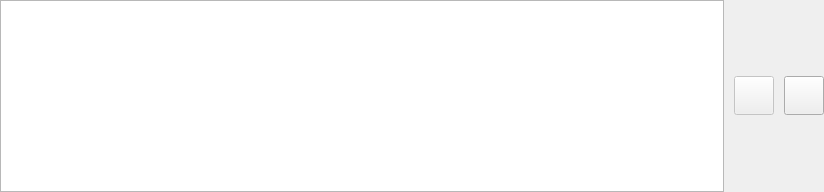
The window that libs/libgui/ui/widgets/objectselectorwidget.ui (pgmodeler/pgmodeler) describes before a commit, drawn with Qt 5.
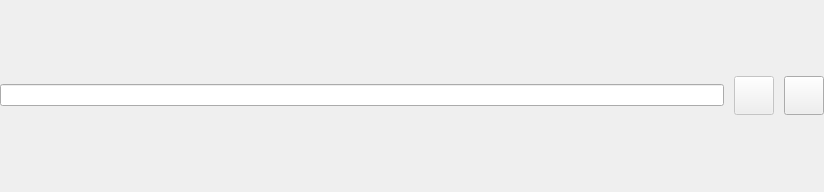
The same window after the commit. Icons and pictures are not drawn.

Commit message: ObjectSelectorWidget was simplified to keep UI more uniform. Now uses a QLineEdit instead of a QPlainTextEdit

```diff
--- a/libs/libgui/ui/widgets/objectselectorwidget.ui
+++ b/libs/libgui/ui/widgets/objectselectorwidget.ui
@@ -124,43 +124,7 @@
     </widget>
    </item>
    <item row="0" column="0">
-    <widget class="QPlainTextEdit" name="obj_name_txt">
-     <property name="sizePolicy">
-      <sizepolicy hsizetype="Expanding" vsizetype="Fixed">
-       <horstretch>0</horstretch>
-       <verstretch>0</verstretch>
-      </sizepolicy>
-     </property>
-     <property name="minimumSize">
-      <size>
-       <width>0</width>
-       <height>0</height>
-      </size>
-     </property>
-     <property name="maximumSize">
-      <size>
-       <width>16777215</width>
-       <height>16777215</height>
-      </size>
-     </property>
-     <property name="font">
-      <font>
-       <italic>true</italic>
-      </font>
-     </property>
-     <property name="focusPolicy">
-      <enum>Qt::WheelFocus</enum>
-     </property>
-     <property name="verticalScrollBarPolicy">
-      <enum>Qt::ScrollBarAlwaysOff</enum>
-     </property>
-     <property name="horizontalScrollBarPolicy">
-      <enum>Qt::ScrollBarAlwaysOff</enum>
-     </property>
-     <property name="readOnly">
-      <bool>true</bool>
-     </property>
-    </widget>
+    <widget class="QLineEdit" name="obj_name_edt"/>
    </item>
   </layout>
  </widget>
```
Left out of the diff: 70 changed lines with no effect on the pictures. The commit also changes 26 other files.
